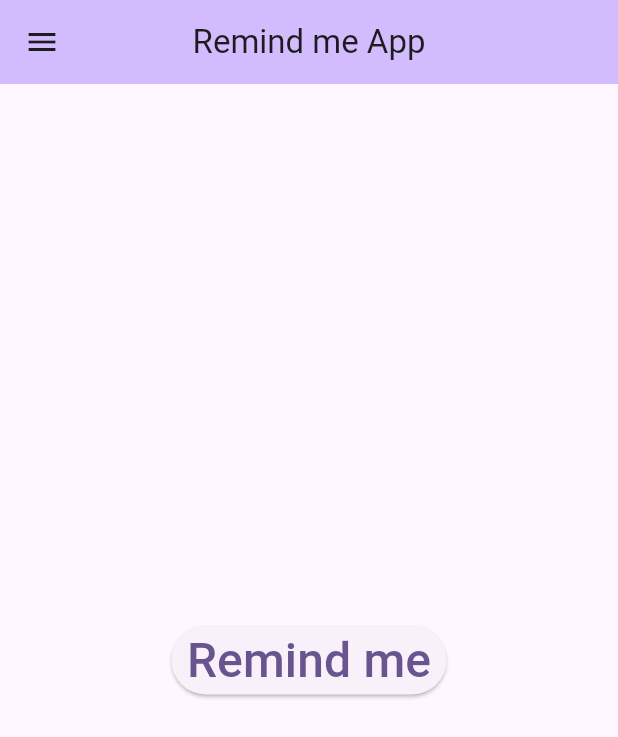
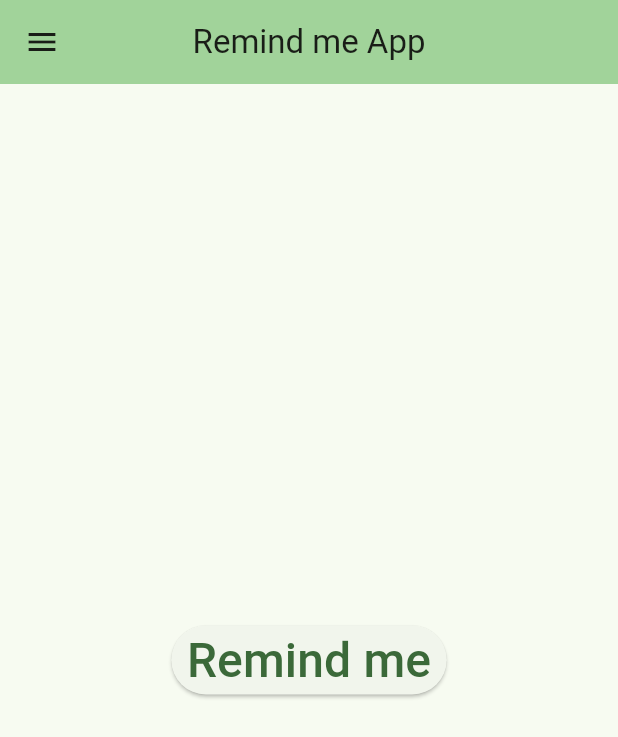
Before and after one commit to sssloba/remind_me, a Flutter app: the screen it shows after launch, on a phone screen of 412 x 824 dp. Shown: the top 737 px of the screen. Run offline on Flutter 3.47's test engine with Material 3 defaults, Android fonts, the phone set to English and light mode, and no system bars; our stand-ins replace firebase_core, firebase_messaging, firebase_remote_config; accounts and stored records are empty; generated files the repository leaves out were written again.

Commit message:
firebase-remote-config-api

```diff
--- /dev/null
+++ b/lib/api/firebase_config_api.dart
@@ -0,0 +1,35 @@
+import 'dart:developer';
+
+import 'package:firebase_remote_config/firebase_remote_config.dart';
+import 'package:flutter/material.dart';
+
+class FirebaseConfigApi {
+  final _remoteConfig = FirebaseRemoteConfig.instance;
+
+  Future<void> init() async {
+    await _remoteConfig.setConfigSettings(
+      RemoteConfigSettings(
+        fetchTimeout: const Duration(minutes: 1),
+        minimumFetchInterval: const Duration(days: 1),
+      ),
+    );
+
+    await _remoteConfig.setDefaults({"primary_color": "green"});
+    await _remoteConfig.fetchAndActivate();
+  }
+
+  Color getPrimaryColor() {
+    final primaryColor = _remoteConfig.getString("primary_color");
+    log(primaryColor);
+    switch (primaryColor) {
+      case "green":
+        return Colors.green;
+      case "red":
+        return Colors.red;
+      case "blue":
+        return Colors.blue;
+      default:
+        return Colors.deepPurple;
+    }
+  }
+}
--- a/lib/main.dart
+++ b/lib/main.dart
@@ -1,6 +1,7 @@
 import 'package:firebase_core/firebase_core.dart';
 import 'package:flutter/material.dart';
 import 'package:remind_me/api/firebase_api.dart';
+import 'package:remind_me/api/firebase_config_api.dart';
 import 'package:remind_me/firebase_options.dart';
 import 'package:remind_me/models/reminder_model.dart';
 import 'package:remind_me/presentation/home/home_screen.dart';
@@ -12,6 +13,7 @@ Future<void> main() async {
   WidgetsFlutterBinding.ensureInitialized();
   await Firebase.initializeApp(options: DefaultFirebaseOptions.currentPlatform);
   await FirebaseApi().initNotification();
+  await FirebaseConfigApi().init();
   runApp(const MyApp());
 }
 
@@ -24,7 +26,7 @@ class MyApp extends StatelessWidget {
       debugShowCheckedModeBanner: false,
       title: 'Remind me App',
       theme: ThemeData(
-        colorScheme: ColorScheme.fromSeed(seedColor: Colors.deepPurple),
+        colorScheme: ColorScheme.fromSeed(seedColor: FirebaseConfigApi().getPrimaryColor()),
         appBarTheme: AppBarTheme(
           backgroundColor: Theme.of(context).colorScheme.inversePrimary,
           centerTitle: true,
--- a/lib/presentation/home/home_screen.dart
+++ b/lib/presentation/home/home_screen.dart
@@ -1,5 +1,4 @@
 import 'package:flutter/material.dart';
-import 'package:remind_me/models/reminder_model.dart';
 import 'package:remind_me/presentation/reminders/reminders_screen.dart';
 
 class HomeScreen extends StatelessWidget {
```
